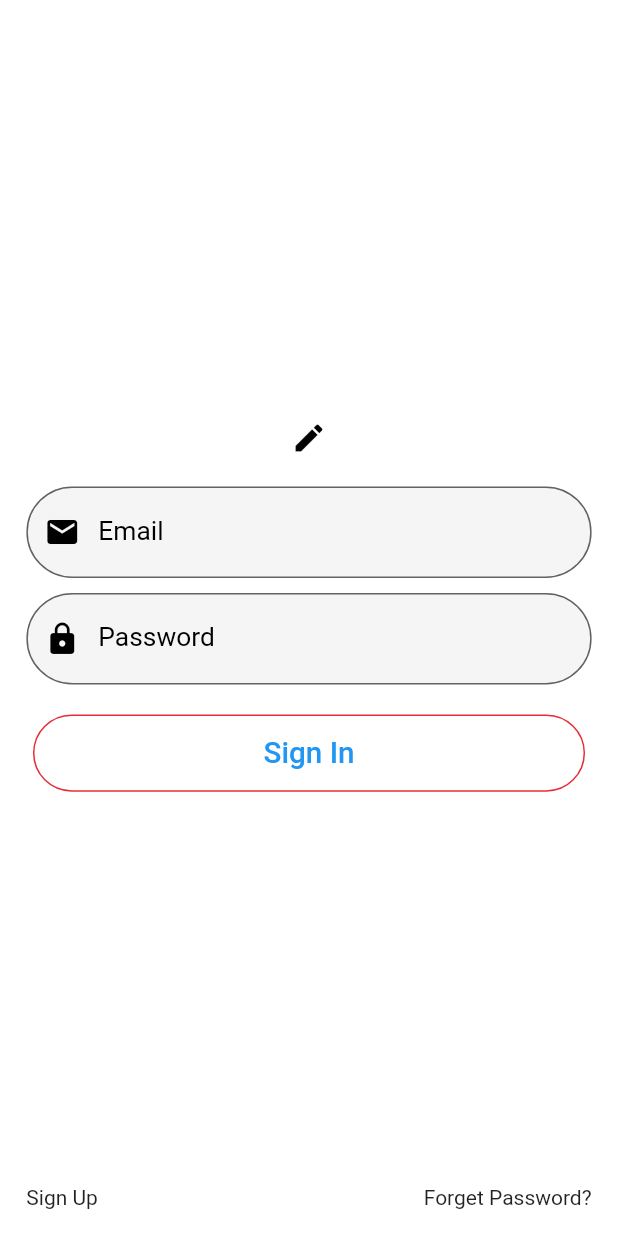
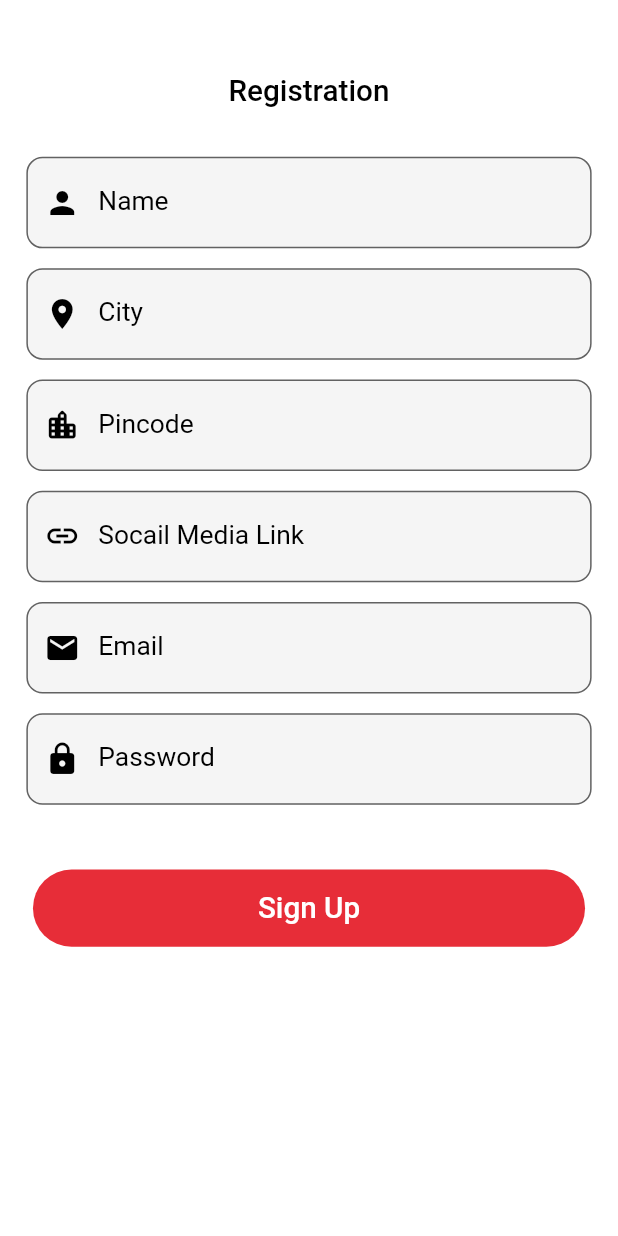
Before and after one commit to devAnkitGupta/firebase_todo, a Flutter app: the screen it shows after launch, after a tap on "Sign Up", on a phone screen of 412 x 824 dp. Run offline on Flutter 3.47's test engine with Material 2 defaults, Android fonts, the phone set to English and light mode, and no system bars; our stand-ins replace firebase_core, flutter_screenutil; accounts and stored records are empty.

Commit message:
add sign up and change password screen

```diff
--- a/lib/view/app/app.dart
+++ b/lib/view/app/app.dart
@@ -1,5 +1,5 @@
+import 'package:firebase_todo/view/app/route/route_constants.dart';
 import 'package:firebase_todo/view/app/theme/app_theme.dart';
-import 'package:firebase_todo/view/screens/auth_screens/sign_in_screen.dart';
 import 'package:flutter/material.dart';
 import 'package:flutter_screenutil/flutter_screenutil.dart';
 
@@ -50,7 +50,7 @@ class App extends StatelessWidget {
       theme: AppTheme.defaultTheme(),
       routes: Routes.getAll(),
       // onGenerateRoute: Routes.generateRoute,
-      home: const SignInScreen(),
+      initialRoute: RouteConstants.signIn,
     );
   }
 }
--- a/lib/view/app/route/route_constants.dart
+++ b/lib/view/app/route/route_constants.dart
@@ -1,3 +1,6 @@
 abstract class RouteConstants {
   static const splash = '/splash';
+  static const signUp = '/signUp';
+  static const signIn = '/signIn';
+  static const forgetPassword = '/forgetPassword';
 }
--- a/lib/view/app/route/routes.dart
+++ b/lib/view/app/route/routes.dart
@@ -1,10 +1,17 @@
 import 'package:firebase_todo/view/app/route/route_constants.dart';
+import 'package:firebase_todo/view/screens/auth_screens/change_password_screen.dart';
+import 'package:firebase_todo/view/screens/auth_screens/sign_in_screen.dart';
+import 'package:firebase_todo/view/screens/auth_screens/sign_up_screen.dart';
 import 'package:firebase_todo/view/screens/splash_screen/splash.dart';
 import 'package:flutter/material.dart';
 
 class Routes {
   static Map<String, WidgetBuilder> getAll() => {
         RouteConstants.splash: (context) => const SplashScreen(),
+        RouteConstants.signIn: (context) => const SignInScreen(),
+        RouteConstants.signUp: (context) => const SignUp(),
+        RouteConstants.forgetPassword: (context) =>
+            const ForgotPasswordScreen(),
       };
 
   // static Route<dynamic> generateRoute(RouteSettings settings){
--- a/lib/view/screens/auth_screens/sign_in_screen.dart
+++ b/lib/view/screens/auth_screens/sign_in_screen.dart
@@ -1,3 +1,4 @@
+import 'package:firebase_todo/view/app/route/route_constants.dart';
 import 'package:firebase_todo/view/app/theme/app_color.dart';
 import 'package:firebase_todo/view/widgets/clickable_text.dart';
 import 'package:firebase_todo/view/widgets/text_field.dart';
@@ -42,11 +43,11 @@ class _SignInScreenState extends State<SignInScreen> {
               inputTextField(
                 controller: _emailController,
                 icon: Icons.lock,
-                isPasswordType: false,
+                isPasswordType: true,
                 text: 'Password',
               ),
               const SizedBox(height: 20),
-              OutlinedButton(
+              ElevatedButton(
                 onPressed: () {},
                 child: const Text('Sign In'),
               ),
@@ -58,11 +59,17 @@ class _SignInScreenState extends State<SignInScreen> {
                   children: [
                     ClickableText(
                       title: 'Sign Up',
-                      callback: () {},
+                      callback: () => Navigator.pushNamed(
+                        context,
+                        RouteConstants.signUp,
+                      ),
                     ),
                     ClickableText(
-                      title: 'Forget Password?',
-                      callback: () {},
+                      title: 'Forgot Password?',
+                      callback: () => Navigator.pushNamed(
+                        context,
+                        RouteConstants.forgetPassword,
+                      ),
                     ),
                   ],
                 ),
--- a/lib/view/screens/auth_screens/sign_up_screen.dart
+++ b/lib/view/screens/auth_screens/sign_up_screen.dart
@@ -0,0 +1,105 @@
+import 'package:firebase_todo/view/app/theme/app_text_theme.dart';
+import 'package:firebase_todo/view/widgets/text_field.dart';
+import 'package:flutter/material.dart';
+import 'package:flutter_screenutil/flutter_screenutil.dart';
+
+class SignUp extends StatefulWidget {
+  const SignUp({super.key});
+
+  @override
+  State<SignUp> createState() => _SignUpState();
+}
+
+class _SignUpState extends State<SignUp> {
+  final TextEditingController _nameController = TextEditingController();
+  final TextEditingController _cityController = TextEditingController();
+  final TextEditingController _pincodeController = TextEditingController();
+  final TextEditingController _socialMediaLinkController =
+      TextEditingController();
+  final TextEditingController _emailController = TextEditingController();
+  final TextEditingController _passwordController = TextEditingController();
+
+  @override
+  Widget build(BuildContext context) {
+    return Scaffold(
+      body: SingleChildScrollView(
+        child: Padding(
+          padding: EdgeInsets.all(16.0.sp),
+          child: Column(
+            children: [
+              Padding(
+                padding: const EdgeInsets.all(32.0),
+                child: Text(
+                  'Registration',
+                  style: AppTextTheme.bodyLarge,
+                ),
+              ),
+              inputTextField(
+                controller: _nameController,
+                icon: Icons.person,
+                isPasswordType: false,
+                text: 'Name',
+                padding: getBottomPadding(),
+              ),
+              inputTextField(
+                controller: _cityController,
+                icon: Icons.location_on,
+                isPasswordType: false,
+                text: 'City',
+                padding: getBottomPadding(),
+              ),
+              inputTextField(
+                controller: _pincodeController,
+                icon: Icons.location_city_rounded,
+                isPasswordType: false,
+                text: 'Pincode',
+                padding: getBottomPadding(),
+              ),
+              inputTextField(
+                controller: _socialMediaLinkController,
+                icon: Icons.link,
+                isPasswordType: false,
+                text: 'Socail Media Link',
+                padding: getBottomPadding(),
+              ),
+              inputTextField(
+                controller: _emailController,
+                icon: Icons.email,
+                isPasswordType: false,
+                text: 'Email',
+                padding: getBottomPadding(),
+              ),
+              inputTextField(
+                controller: _passwordController,
+                icon: Icons.lock,
+                isPasswordType: true,
+                text: 'Password',
+                padding: getBottomPadding(),
+              ),
+              const SizedBox(height: 30),
+              ElevatedButton(
+                onPressed: () {},
+                child: const Text('Sign Up'),
+              )
+            ],
+          ),
+        ),
+      ),
+    );
+  }
+
+  EdgeInsets getBottomPadding() {
+    return EdgeInsets.only(bottom: 12.sp);
+  }
+
+  @override
+  void dispose() {
+    _nameController.dispose();
+    _cityController.dispose();
+    _pincodeController.dispose();
+    _socialMediaLinkController.dispose();
+    _emailController.dispose();
+    _passwordController.dispose();
+    super.dispose();
+  }
+}
--- a/lib/view/widgets/text_field.dart
+++ b/lib/view/widgets/text_field.dart
@@ -3,13 +3,16 @@ import 'package:firebase_todo/view/app/theme/app_text_theme.dart';
 import 'package:flutter/material.dart';
 import 'package:flutter_screenutil/flutter_screenutil.dart';
 
-TextField inputTextField({
+Widget inputTextField({
   required String text,
   required IconData icon,
   required bool isPasswordType,
   required TextEditingController controller,
+  EdgeInsets padding = EdgeInsets.zero,
 }) {
-  return TextField(
+  return Padding(
+    padding: padding,
+    child: TextField(
       controller: controller,
       obscureText: isPasswordType,
       enableSuggestions: !isPasswordType,
@@ -25,19 +28,20 @@ TextField inputTextField({
         labelStyle: AppTextTheme.bodyMedium,
         filled: true,
         floatingLabelBehavior: FloatingLabelBehavior.never,
-      // fillColor: AppColor.blue.withOpacity(0.5),
         border: OutlineInputBorder(
           borderRadius: BorderRadius.circular(
-          30.0.r,
+            10.0.r,
           ),
           borderSide: const BorderSide(
             width: 1,
             style: BorderStyle.solid,
+            color: AppColor.red,
           ),
         ),
       ),
       keyboardType: isPasswordType
           ? TextInputType.visiblePassword
           : TextInputType.emailAddress,
+    ),
   );
 }
```
Also changed, not shown: lib/view/screens/auth_screens/change_password_screen.dart (added, +53 -0 lines). Lines whose indentation alone changed are shown as unchanged.
